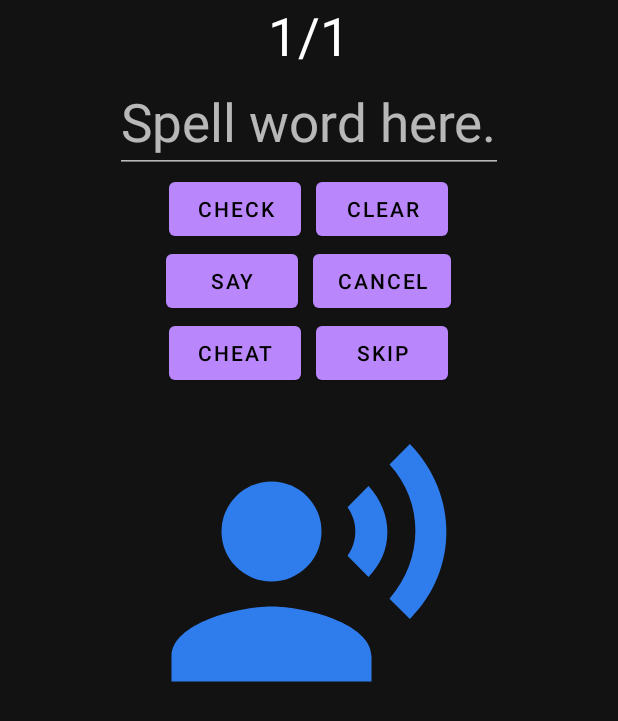
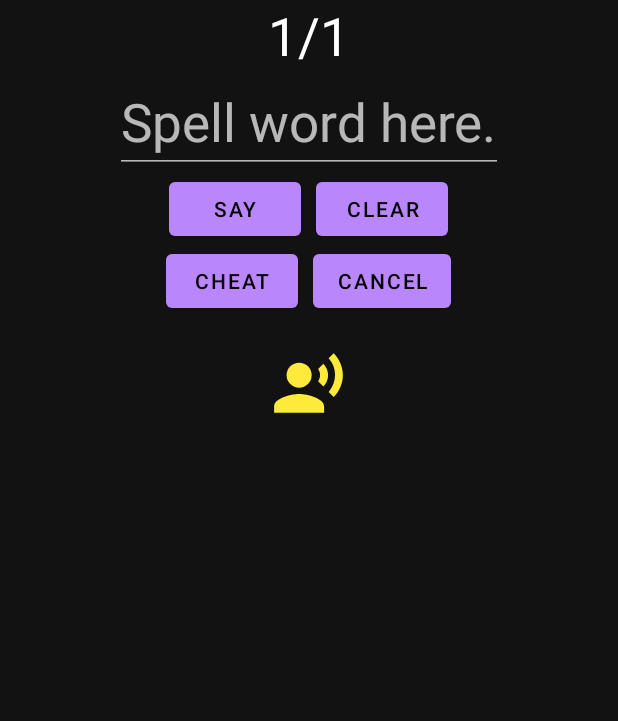
Before and after one commit to alexcarcar/SpellingTest, an Android app: the screen it shows after launch (MainActivity), after a tap on "TAKE SPELLING TEST", on a phone screen of 412 x 824 dp. Shown: the top 721 px of the screen. Run offline under Robolectric (Android 15) with nearby library versions, the phone set to English and light mode, and no system bars.

Commit message:
Remove buttons/improve usability.

```diff
--- a/app/src/main/java/com/example/spellingtest/MainActivity.java
+++ b/app/src/main/java/com/example/spellingtest/MainActivity.java
@@ -38,7 +38,7 @@ public class MainActivity extends AppCompatActivity {
     EditText wordList, answer;
     ImageView talkIcon, bee;
     TextView questionCount;
-    Button editButton, saveButton, testButton, clearButton, cancelButton, randomButton, sayButton, cancelTestButton, clearAnswerButton, checkButton, cheatButton, skipButton;
+    Button editButton, saveButton, testButton, clearButton, cancelButton, randomButton, sayButton, cancelTestButton, clearAnswerButton, cheatButton;
     View[] mainScreen, editScreen, testScreen;
 
     static void say(String toSpeak) {
@@ -74,13 +74,11 @@ public class MainActivity extends AppCompatActivity {
         answer = findViewById(R.id.answer);
         sayButton = findViewById(R.id.sayButton);
         clearAnswerButton = findViewById(R.id.clearAnswerButton);
-        checkButton = findViewById(R.id.checkButton);
         cancelTestButton = findViewById(R.id.cancelTestButton);
         talkIcon = findViewById(R.id.talkIcon);
         cheatButton = findViewById(R.id.cheatButton);
         questionCount = findViewById(R.id.questionCount);
-        skipButton = findViewById(R.id.skipButton);
-        testScreen = new View[]{answer, sayButton, clearAnswerButton, checkButton, cancelTestButton, talkIcon, cheatButton, questionCount, skipButton};
+        testScreen = new View[]{answer, sayButton, clearAnswerButton, cancelTestButton, talkIcon, cheatButton, questionCount};
         readFileInEditor();
 
         answer.addTextChangedListener(new TextWatcher() {
@@ -107,7 +105,7 @@ public class MainActivity extends AppCompatActivity {
                         say(lastCharacter);
                     }
                 }
-                checkWord(false, lastCharacter);
+                checkWord(lastCharacter);
                 previousWord = s.toString();
             }
 
@@ -215,17 +213,11 @@ public class MainActivity extends AppCompatActivity {
         say("spell " + myWord);
     }
 
-    public void onCheckClick(View view) {
-        checkWord(true, "");
-    }
-
-    private void checkWord(boolean tryAgain, String lastCharacter) {
+    private void checkWord(String lastCharacter) {
         String answerText = answer.getText().toString().trim();
         if (answerText.equals(myWord)) {
             saySomethingGood(lastCharacter);
-            nextWord(true);
-        } else if (tryAgain) {
-            say("Try again.");
+            nextWord();
         }
     }
 
@@ -234,14 +226,10 @@ public class MainActivity extends AppCompatActivity {
         say(goodText);
     }
 
-    private void nextWord(boolean delay) {
+    private void nextWord() {
         myWordIndex = (myWordIndex + 1) % myWords.size();
         final Handler handler = new Handler(Looper.getMainLooper());
-        if (delay) {
-            handler.postDelayed(this::getWord, 3000);
-        } else {
-            getWord();
-        }
+        handler.postDelayed(this::getWord, 3000);
     }
 
     public void onClearAnswerClick(View view) {
@@ -260,12 +248,9 @@ public class MainActivity extends AppCompatActivity {
         StringBuilder word = new StringBuilder();
         for (char c : myWord.toCharArray()) {
             word.append(c);
-            word.append(" ");
+            word.append(". ");
         }
         say(word.toString());
     }
 
-    public void onSkipClick(View view) {
-        nextWord(false);
-    }
 }
--- a/app/src/main/res/drawable/talk_icon.xml
+++ b/app/src/main/res/drawable/talk_icon.xml
@@ -1,4 +1,4 @@
-<vector android:height="24dp" android:tint="#2F7DED"
+<vector android:height="24dp" android:tint="#FEEA3B"
     android:viewportHeight="24" android:viewportWidth="24"
     android:width="24dp" xmlns:android="http://schemas.android.com/apk/res/android">
     <path android:fillColor="@android:color/white" android:pathData="M9,9m-4,0a4,4 0,1 1,8 0a4,4 0,1 1,-8 0"/>
--- a/app/src/main/res/layout/activity_main.xml
+++ b/app/src/main/res/layout/activity_main.xml
@@ -118,12 +118,12 @@
         android:orientation="horizontal">
 
         <Button
-            android:id="@+id/checkButton"
+            android:id="@+id/sayButton"
             android:layout_width="wrap_content"
             android:layout_height="wrap_content"
             android:layout_gravity="center_horizontal"
-            android:onClick="onCheckClick"
-            android:text="@string/check"
+            android:onClick="onSayClick"
+            android:text="@string/say"
             android:visibility="gone" />
 
         <Button
@@ -144,12 +144,12 @@
         android:orientation="horizontal">
 
         <Button
-            android:id="@+id/sayButton"
+            android:id="@+id/cheatButton"
             android:layout_width="wrap_content"
             android:layout_height="wrap_content"
             android:layout_gravity="center_horizontal"
-            android:onClick="onSayClick"
-            android:text="@string/say"
+            android:onClick="onCheatClick"
+            android:text="@string/cheat"
             android:visibility="gone" />
 
         <Button
@@ -163,36 +163,10 @@
             android:visibility="gone" />
     </LinearLayout>
 
-    <LinearLayout
-        android:layout_width="wrap_content"
-        android:layout_height="wrap_content"
-        android:layout_gravity="center_horizontal"
-        android:orientation="horizontal">
-
-        <Button
-            android:id="@+id/cheatButton"
-            android:layout_width="wrap_content"
-            android:layout_height="wrap_content"
-            android:layout_gravity="center_horizontal"
-            android:onClick="onCheatClick"
-            android:text="@string/cheat"
-            android:visibility="gone" />
-
-        <Button
-            android:id="@+id/skipButton"
-            android:layout_width="wrap_content"
-            android:layout_height="wrap_content"
-            android:layout_gravity="center_horizontal"
-            android:layout_marginStart="10sp"
-            android:onClick="onSkipClick"
-            android:text="@string/skip"
-            android:visibility="gone" />
-    </LinearLayout>
-
     <ImageView
         android:id="@+id/talkIcon"
-        android:layout_width="200sp"
-        android:layout_height="200sp"
+        android:layout_width="50sp"
+        android:layout_height="50sp"
         android:layout_gravity="center_horizontal"
         android:layout_marginTop="20sp"
         android:onClick="onSayClick"
--- a/app/src/main/res/values/strings.xml
+++ b/app/src/main/res/values/strings.xml
@@ -8,8 +8,6 @@
     <string name="enter_words_here">Enter words here.</string>
     <string name="spell_word_here">Spell word here.</string>
     <string name="take_spelling_test">Take Spelling Test</string>
-    <string name="check">Check</string>
     <string name="say">Say</string>
     <string name="cheat">Cheat</string>
-    <string name="skip">Skip</string>
 </resources>
```
